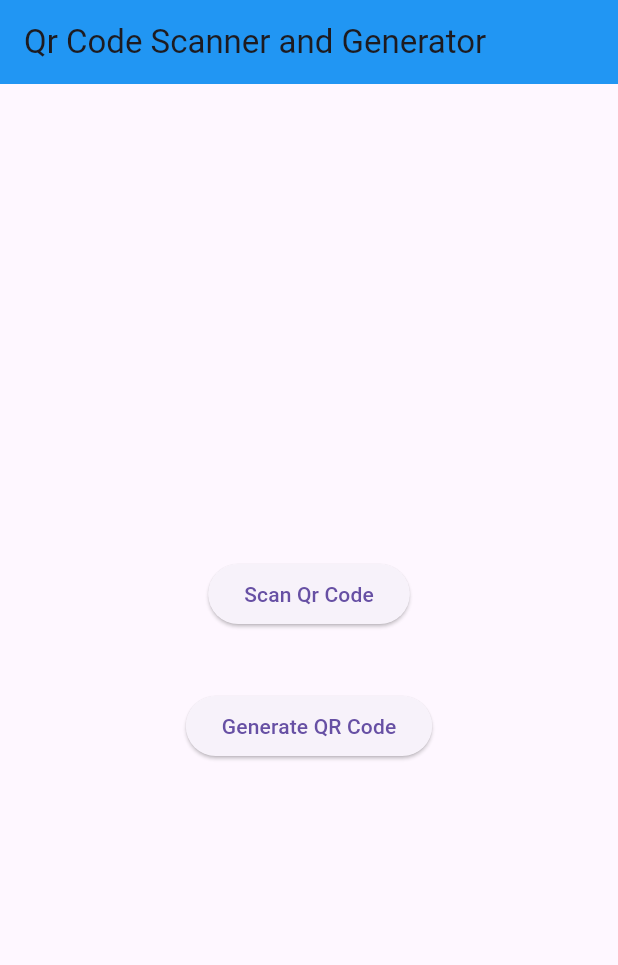
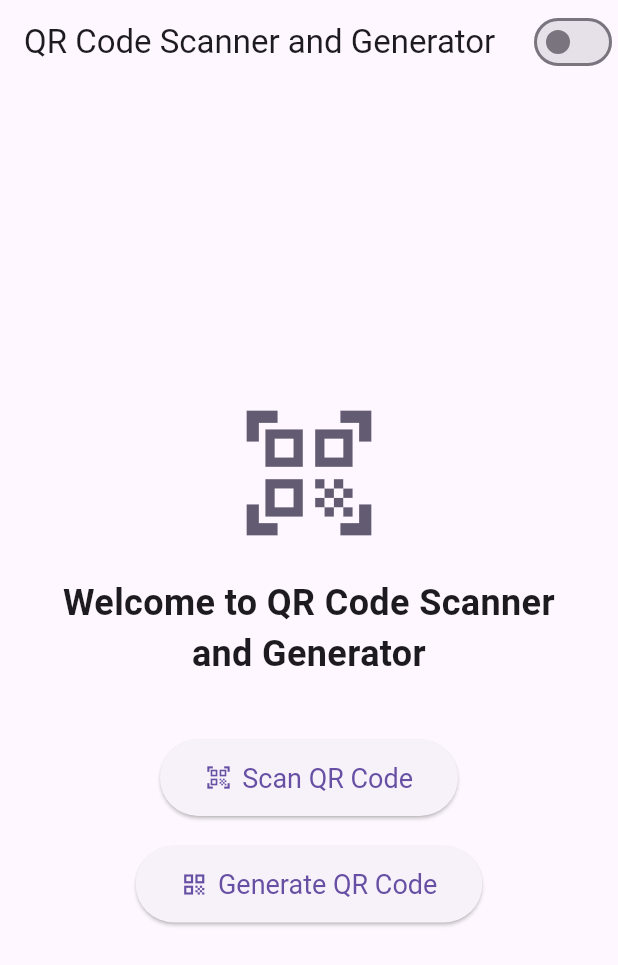
Before and after one commit to essashahid/qr_scanner_app, a Flutter app: the screen it shows after launch, on a phone screen of 412 x 824 dp. Shown: the top 965 px of the screen. Run offline on Flutter 3.47's test engine with Material 3 defaults, Android fonts, the phone set to English and light mode, and no system bars; our stand-ins replace qr_flutter; missing offline and left inert: flutter_barcode_scanner.

Commit message:
Dark Theme Added

```diff
--- a/lib/main.dart
+++ b/lib/main.dart
@@ -3,63 +3,125 @@ import 'package:qr_code_scanner/generate_qr_code.dart';
 import 'package:qr_code_scanner/scan_qr_code.dart';
 
 void main() {
-  runApp(const MyApp());
+  runApp(MyApp());
 }
 
-class MyApp extends StatelessWidget {
-  const MyApp({super.key});
+class MyApp extends StatefulWidget {
+  @override
+  _MyAppState createState() => _MyAppState();
+}
 
-  // This widget is the root of your application.
+class _MyAppState extends State<MyApp> {
+  ThemeMode _themeMode = ThemeMode.light;
+
+  void _toggleTheme(bool isDark) {
+    setState(() {
+      _themeMode = isDark ? ThemeMode.dark : ThemeMode.light;
+    });
+  }
+
   @override
   Widget build(BuildContext context) {
     return MaterialApp(
       title: 'QR Code Scanner and Generator',
+      theme: ThemeData(
+        primarySwatch: Colors.blue,
+        visualDensity: VisualDensity.adaptivePlatformDensity,
+        brightness: Brightness.light,
+      ),
+      darkTheme: ThemeData(
+        brightness: Brightness.dark,
+        primarySwatch: Colors.blue,
+        visualDensity: VisualDensity.adaptivePlatformDensity,
+      ),
+      themeMode: _themeMode,
       debugShowCheckedModeBanner: false,
-      home: HomePage(),
+      home: HomePage(
+          toggleTheme: _toggleTheme, isDarkMode: _themeMode == ThemeMode.dark),
     );
   }
 }
 
 class HomePage extends StatefulWidget {
-  const HomePage({super.key});
+  final Function(bool) toggleTheme;
+  final bool isDarkMode;
+
+  const HomePage(
+      {Key? key, required this.toggleTheme, required this.isDarkMode})
+      : super(key: key);
 
   @override
-  State<HomePage> createState() => _MyWidgetState();
+  State<HomePage> createState() => _HomePageState();
 }
 
-class _MyWidgetState extends State<HomePage> {
+class _HomePageState extends State<HomePage> {
   @override
   Widget build(BuildContext context) {
     return Scaffold(
       appBar: AppBar(
-        title: Text('Qr Code Scanner and Generator'),
-        backgroundColor: Colors.blue,
+        title: Text('QR Code Scanner and Generator'),
+        backgroundColor: Theme.of(context).appBarTheme.backgroundColor,
+        actions: [
+          Switch(
+            value: widget.isDarkMode,
+            onChanged: widget.toggleTheme,
+            activeColor: Colors.white,
+          ),
+        ],
       ),
       body: Center(
+        child: Padding(
+          padding: const EdgeInsets.all(20.0),
           child: Column(
             mainAxisAlignment: MainAxisAlignment.center,
             children: [
-          ElevatedButton(
+              Icon(
+                Icons.qr_code_scanner,
+                size: 100,
+                color: Theme.of(context).colorScheme.secondary,
+              ),
+              SizedBox(height: 20),
+              Text(
+                'Welcome to QR Code Scanner and Generator',
+                textAlign: TextAlign.center,
+                style: TextStyle(
+                  fontSize: 24,
+                  fontWeight: FontWeight.bold,
+                  color: Theme.of(context).colorScheme.onSurface,
+                ),
+              ),
+              SizedBox(height: 40),
+              ElevatedButton.icon(
                 onPressed: () {
-                setState(() {
                   Navigator.of(context).push(
-                      MaterialPageRoute(builder: (context) => ScanQrCode()));
-                });
+                    MaterialPageRoute(builder: (context) => ScanQrCode()),
+                  );
                 },
-              child: Text('Scan Qr Code')),
-          SizedBox(
-            height: 40,
+                icon: Icon(Icons.qr_code_scanner),
+                label: Text('Scan QR Code'),
+                style: ElevatedButton.styleFrom(
+                  padding: EdgeInsets.symmetric(horizontal: 30, vertical: 15),
+                  textStyle: TextStyle(fontSize: 18),
                 ),
-          ElevatedButton(
+              ),
+              SizedBox(height: 20),
+              ElevatedButton.icon(
                 onPressed: () {
-                setState(() {
                   Navigator.of(context).push(
-                      MaterialPageRoute(builder: (context) => GenerateQrCode()));
-                });
+                    MaterialPageRoute(builder: (context) => GenerateQrCode()),
+                  );
                 },
-              child: Text('Generate QR Code'))
+                icon: Icon(Icons.qr_code),
+                label: Text('Generate QR Code'),
+                style: ElevatedButton.styleFrom(
+                  padding: EdgeInsets.symmetric(horizontal: 30, vertical: 15),
+                  textStyle: TextStyle(fontSize: 18),
+                ),
+              ),
             ],
-      )),
+          ),
+        ),
+      ),
     );
   }
 }
--- a/lib/scan_qr_code.dart
+++ b/lib/scan_qr_code.dart
@@ -1,6 +1,7 @@
 import 'package:flutter/material.dart';
 import 'package:flutter/services.dart';
 import 'package:flutter_barcode_scanner/flutter_barcode_scanner.dart';
+import 'package:url_launcher/url_launcher.dart';
 
 class ScanQrCode extends StatefulWidget {
   const ScanQrCode({super.key});
@@ -27,6 +28,16 @@ class _ScanQrCodeState extends State<ScanQrCode> {
     }
   }
 
+  void _launchURL() async {
+    final uri = Uri.parse(qrResult);
+    if (await canLaunchUrl(uri)) {
+      await launchUrl(uri);
+    } else {
+      print('Could not launch $qrResult');
+      throw 'Could not launch $qrResult';
+    }
+  }
+
   @override
   Widget build(BuildContext context) {
     return Scaffold(
@@ -45,6 +56,12 @@ class _ScanQrCodeState extends State<ScanQrCode> {
               onPressed: scanQr,
               child: Text('Scan Code'),
             ),
+            if (qrResult != 'Scanned Data will appear here' &&
+                qrResult != 'Failed to read QR Code')
+              ElevatedButton(
+                onPressed: _launchURL,
+                child: Text('Open Link'),
+              ),
           ],
         ),
       ),
--- a/pubspec.yaml
+++ b/pubspec.yaml
@@ -37,6 +37,7 @@ dependencies:
   cupertino_icons: ^1.0.6
   qr_flutter: ^4.1.0
   flutter_barcode_scanner: ^2.0.0
+  url_launcher: ^6.3.0
 
 dev_dependencies:
   flutter_test:
```
Also changed, not shown: pubspec.lock, 8 other files. Lines whose indentation alone changed are shown as unchanged.
